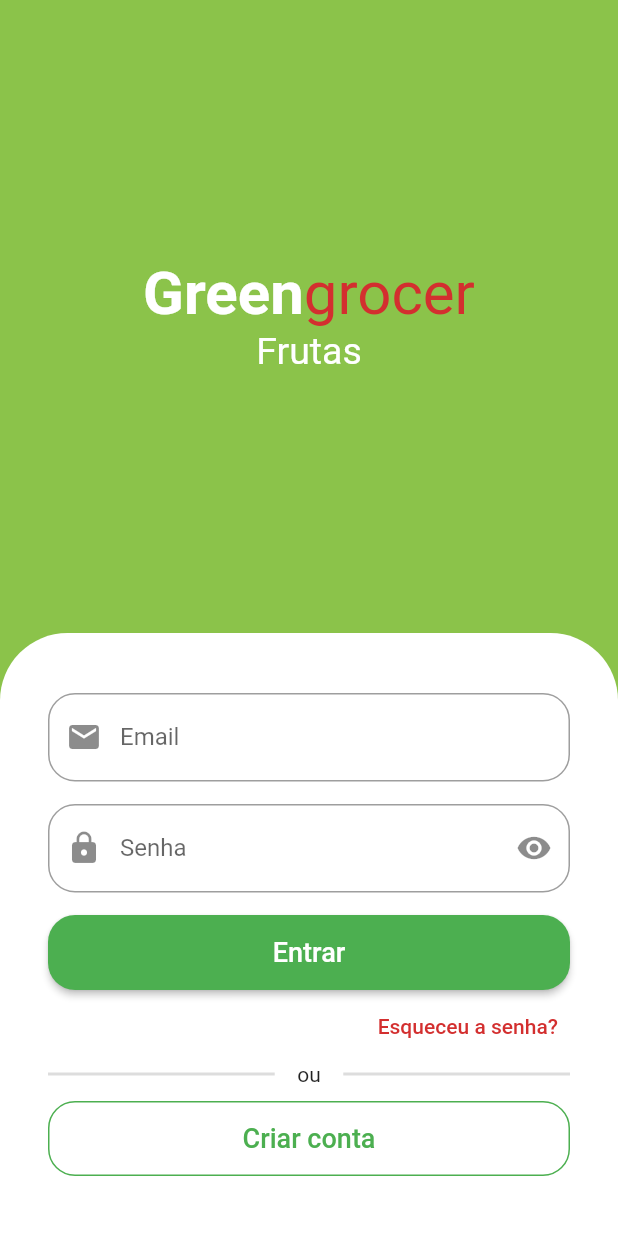
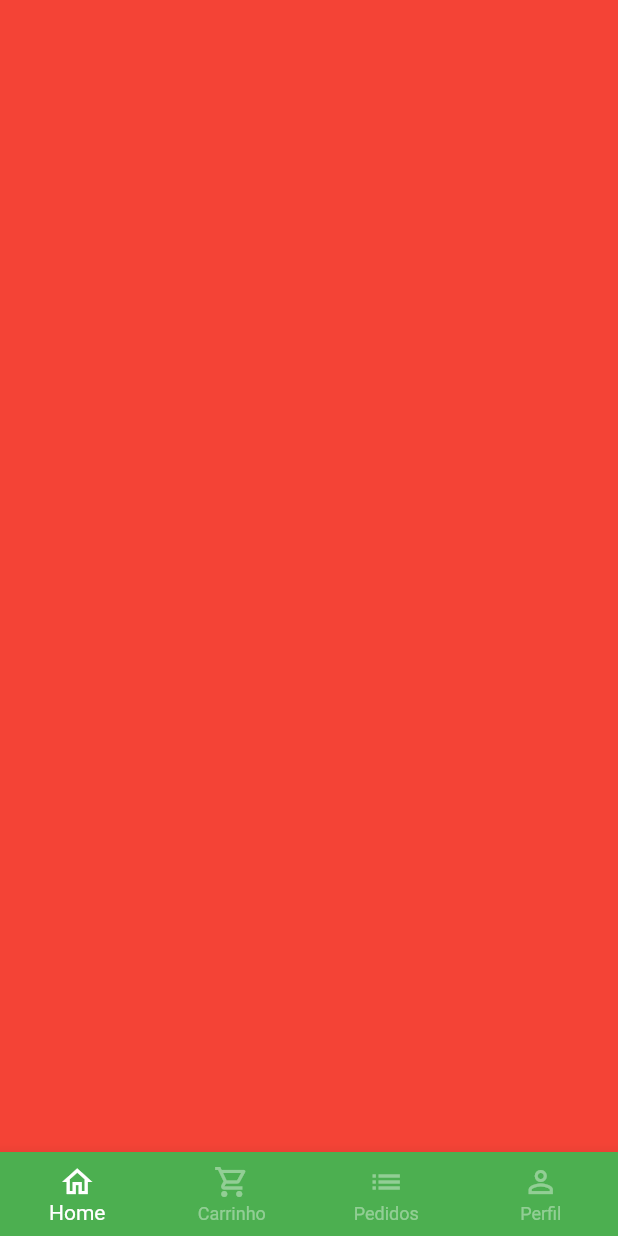
Before and after one commit to Luan9404/greengrocer, a Flutter app: the screen it shows after launch, after a tap on "Entrar", on a phone screen of 412 x 824 dp. Run offline on Flutter 3.47's test engine with Material 2 defaults, Android fonts, the phone set to English and light mode, and no system bars; drawn by our look-alikes of animated_text_kit; our stand-ins replace mask_text_input_formatter.

Commit message:
feat: concluída base da tela home

```diff
--- a/lib/src/auth/sign_in_screen.dart
+++ b/lib/src/auth/sign_in_screen.dart
@@ -2,6 +2,7 @@
 import 'package:greengrocer/src/auth/components/custom_text_field.dart';
 import 'package:animated_text_kit/animated_text_kit.dart';
 import 'package:greengrocer/src/auth/sign_up_screen.dart';
+import 'package:greengrocer/src/base/base_screen.dart';
 import 'package:greengrocer/src/config/custom_colors.dart';
 
 class SignInScreen extends StatelessWidget {
@@ -97,7 +98,15 @@
                             borderRadius: BorderRadius.circular(18),
                           ),
                         ),
-                        onPressed: () {},
+                        onPressed: () {
+                          Navigator.of(context).pushReplacement(
+                            MaterialPageRoute(
+                              builder: (c) {
+                                return const BaseScreen();
+                              },
+                            ),
+                          );
+                        },
                         child: const Text(
                           'Entrar',
                           style: TextStyle(fontSize: 18),
--- /dev/null
+++ b/lib/src/base/base_screen.dart
@@ -0,0 +1,80 @@
+import 'package:flutter/material.dart';
+
+class BaseScreen extends StatefulWidget {
+  const BaseScreen({super.key});
+
+  @override
+  State<BaseScreen> createState() => _BaseScreenState();
+}
+
+class _BaseScreenState extends State<BaseScreen> {
+  int currentIndex = 0;
+  final pageController = PageController();
+
+  @override
+  Widget build(BuildContext context) {
+    return Scaffold(
+      body: PageView(
+        onPageChanged: (index) {
+          setState(() {
+            currentIndex = index;
+          });
+        },
+        controller: pageController,
+        children: [
+          Container(
+            color: Colors.red,
+          ),
+          Container(
+            color: Colors.yellow,
+          ),
+          Container(
+            color: Colors.blue,
+          ),
+          Container(
+            color: Colors.purple,
+          ),
+        ],
+      ),
+      bottomNavigationBar: BottomNavigationBar(
+        currentIndex: currentIndex,
+        onTap: (index) {
+          setState(() {
+            currentIndex = index;
+            pageController.jumpToPage(index);
+          });
+        },
+        type: BottomNavigationBarType.fixed,
+        unselectedItemColor: Colors.white.withAlpha(100),
+        selectedItemColor: Colors.white,
+        backgroundColor: Colors.green,
+        items: const [
+          BottomNavigationBarItem(
+            icon: Icon(
+              Icons.home_outlined,
+            ),
+            label: 'Home',
+          ),
+          BottomNavigationBarItem(
+            icon: Icon(
+              Icons.shopping_cart_outlined,
+            ),
+            label: 'Carrinho',
+          ),
+          BottomNavigationBarItem(
+            icon: Icon(
+              Icons.list,
+            ),
+            label: 'Pedidos',
+          ),
+          BottomNavigationBarItem(
+            icon: Icon(
+              Icons.person_outline,
+            ),
+            label: 'Perfil',
+          ),
+        ],
+      ),
+    );
+  }
+}
```
